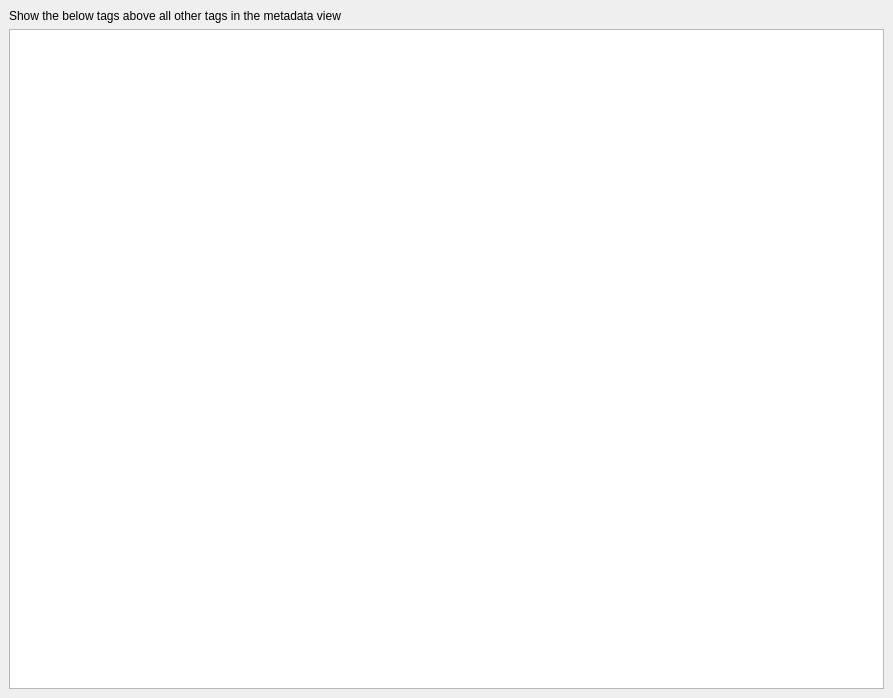
Before: the Qt Designer form ui/options_interface_top_tags.ui in metabrainz/picard, drawn with Qt 5.
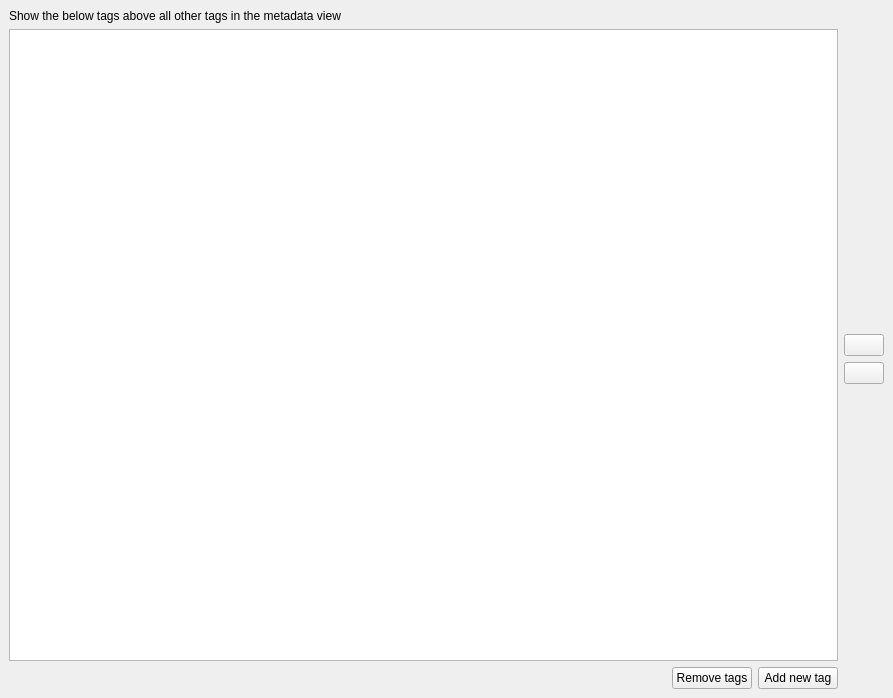
After: the same form once the commit is applied. Icons and pictures are not drawn. Custom widgets are drawn as their Qt base class.

Commit message: PICARD-714: Added buttons to top tags editor

```diff
--- a/ui/options_interface_top_tags.ui
+++ b/ui/options_interface_top_tags.ui
@@ -34,14 +34,126 @@
     </widget>
    </item>
    <item>
-    <widget class="EditableTagListView" name="top_tags_list">
-     <property name="dragEnabled">
-      <bool>true</bool>
-     </property>
-     <property name="dragDropMode">
-      <enum>QAbstractItemView::InternalMove</enum>
-     </property>
-    </widget>
+    <layout class="QHBoxLayout" name="horizontalLayout">
+     <item>
+      <layout class="QVBoxLayout" name="verticalLayout_2">
+       <item>
+        <widget class="EditableTagListView" name="top_tags_list">
+         <property name="dragEnabled">
+          <bool>true</bool>
+         </property>
+         <property name="dragDropMode">
+          <enum>QAbstractItemView::InternalMove</enum>
+         </property>
+        </widget>
+       </item>
+       <item>
+        <layout class="QHBoxLayout" name="horizontalLayout_2">
+         <item>
+          <spacer name="horizontalSpacer">
+           <property name="orientation">
+            <enum>Qt::Horizontal</enum>
+           </property>
+           <property name="sizeHint" stdset="0">
+            <size>
+             <width>40</width>
+             <height>20</height>
+            </size>
+           </property>
+          </spacer>
+         </item>
+         <item>
+          <widget class="QPushButton" name="tags_remove_btn">
+           <property name="toolTip">
+            <string>Remove selected tags</string>
+           </property>
+           <property name="accessibleName">
+            <string>Remove selected tags</string>
+           </property>
+           <property name="text">
+            <string>Remove tags</string>
+           </property>
+          </widget>
+         </item>
+         <item>
+          <widget class="QPushButton" name="tags_add_btn">
+           <property name="accessibleName">
+            <string/>
+           </property>
+           <property name="text">
+            <string>Add new tag</string>
+           </property>
+          </widget>
+         </item>
+        </layout>
+       </item>
+      </layout>
+     </item>
+     <item>
+      <layout class="QVBoxLayout" name="verticalLayout">
+       <item>
+        <spacer name="verticalSpacer">
+         <property name="orientation">
+          <enum>Qt::Vertical</enum>
+         </property>
+         <property name="sizeHint" stdset="0">
+          <size>
+           <width>20</width>
+           <height>40</height>
+          </size>
+         </property>
+        </spacer>
+       </item>
+       <item>
+        <widget class="QPushButton" name="tags_move_up_btn">
+         <property name="toolTip">
+          <string>Move tag up</string>
+         </property>
+         <property name="accessibleName">
+          <string>Move tag up</string>
+         </property>
+         <property name="text">
+          <string/>
+         </property>
+         <property name="icon">
+          <iconset theme="go-up">
+           <normaloff>.</normaloff>.</iconset>
+         </property>
+        </widget>
+       </item>
+       <item>
+        <widget class="QPushButton" name="tags_move_down_btn">
+         <property name="toolTip">
+          <string>Move tag down</string>
+         </property>
+         <property name="accessibleName">
+          <string>Move tag down</string>
+         </property>
+         <property name="text">
+          <string/>
+         </property>
+         <property name="icon">
+          <iconset theme="go-down">
+           <normaloff>.</normaloff>.</iconset>
+         </property>
+        </widget>
+       </item>
+       <item>
+        <spacer name="verticalSpacer_2">
+         <property name="orientation">
+          <enum>Qt::Vertical</enum>
+         </property>
+         <property name="sizeHint" stdset="0">
+          <size>
+           <width>20</width>
+           <height>40</height>
+          </size>
+         </property>
+        </spacer>
+       </item>
+      </layout>
+     </item>
+    </layout>
    </item>
   </layout>
  </widget>
```
Left out of the diff: 73 changed lines with no effect on the pictures. The commit also changes 3 other files.
